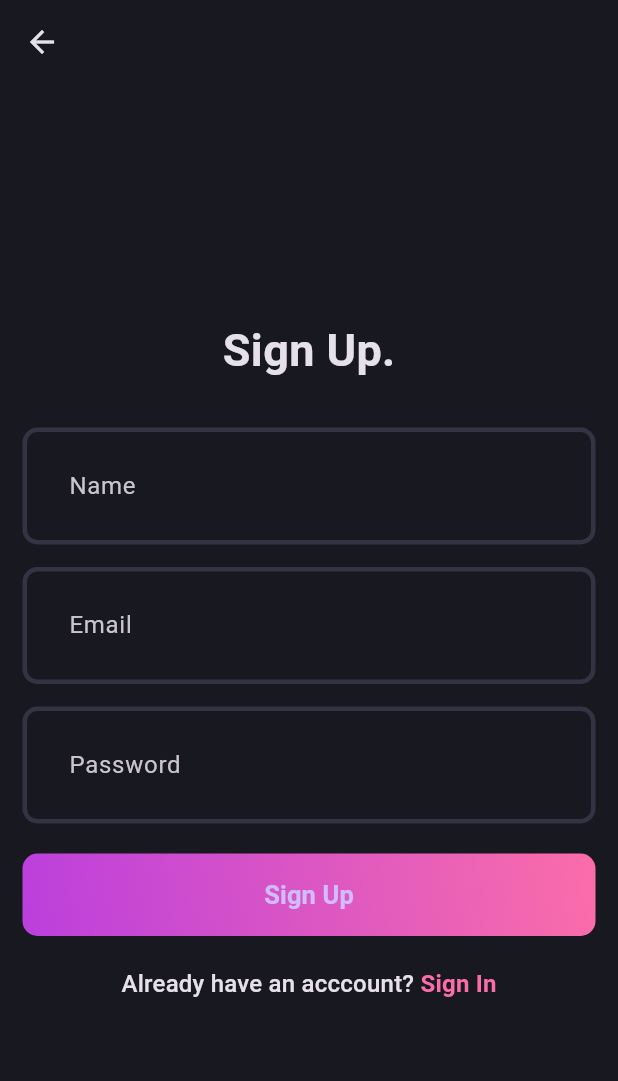
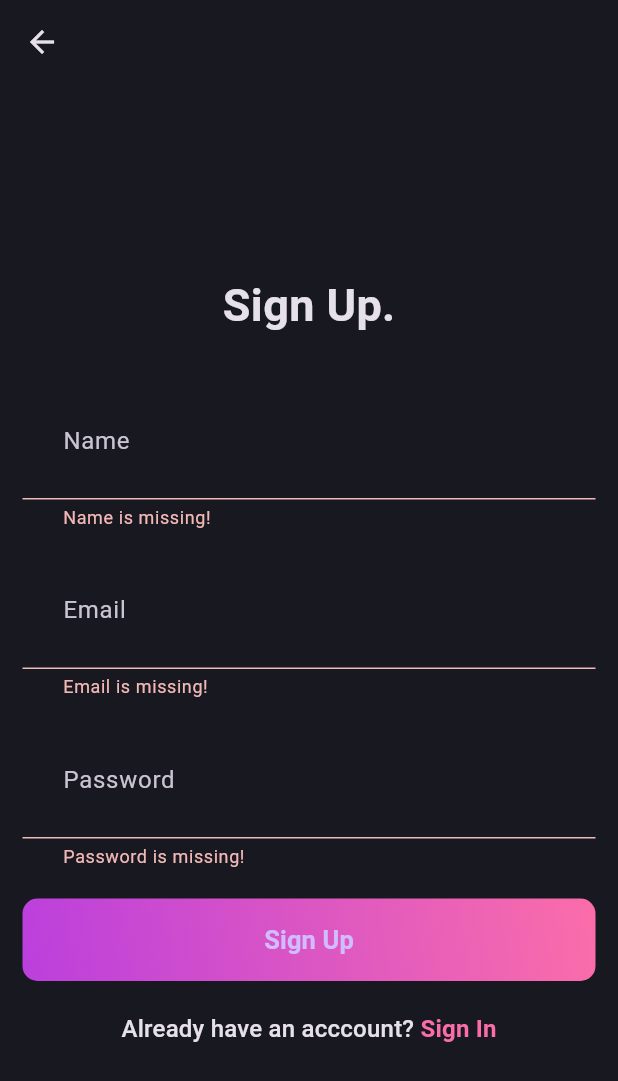
Before and after one commit to hwebz/learn-flutter, a Flutter app: the SignUpPage screen opened directly, after a tap on "Sign Up", on a phone screen of 412 x 824 dp. Shown: the top 1081 px of the screen. Run offline on Flutter 3.47's test engine with Material 3 defaults, Android fonts, the phone set to English and light mode, and no system bars; our stand-ins replace animated_bottom_navigation_bar, bloc, camera, cloud_firestore, firebase_auth, firebase_core and 18 more; missing offline and left inert: dart:ffi; accounts and stored records are empty.

Commit message:
Finish Sign Up Page

```diff
--- a/blog_app/lib/features/auth/data/datasources/auth_remote_data_source.dart
+++ b/blog_app/lib/features/auth/data/datasources/auth_remote_data_source.dart
@@ -40,13 +40,13 @@ class AuthRemoteDataSourceImpl implements AuthRemoteDataSource {
           'name': name,
         },
       );
-
       if (response.user == null) {
         throw ServerException(message: 'User is null');
       }
 
       return response.user!.id;
     } catch (e) {
+      print(e);
       throw ServerException(message: e.toString());
     }
   }
--- /dev/null
+++ b/blog_app/lib/features/auth/presentation/bloc/bloc/auth_bloc.dart
@@ -0,0 +1,25 @@
+import 'package:bloc/bloc.dart';
+import 'package:blog_app/features/auth/domain/usecases/user_sign_up.dart';
+import 'package:meta/meta.dart';
+
+part 'auth_event.dart';
+part 'auth_state.dart';
+
+class AuthBloc extends Bloc<AuthEvent, AuthState> {
+  final UserSignUp _userSignUp;
+  AuthBloc({
+    required UserSignUp userSignUp,
+  })  : _userSignUp = userSignUp,
+        super(AuthInitial()) {
+    on<AuthSignUp>((event, emit) async {
+      final res = await _userSignUp(UserSignUpParams(
+        name: event.name,
+        email: event.email,
+        password: event.password,
+      ));
+
+      res.fold((l) => emit(AuthFailure(message: l.message)),
+          (uid) => emit(AuthSuccess(uid: uid)));
+    });
+  }
+}
--- /dev/null
+++ b/blog_app/lib/features/auth/presentation/bloc/bloc/auth_event.dart
@@ -0,0 +1,16 @@
+part of 'auth_bloc.dart';
+
+@immutable
+sealed class AuthEvent {}
+
+final class AuthSignUp extends AuthEvent {
+  final String email;
+  final String password;
+  final String name;
+
+  AuthSignUp({
+    required this.email,
+    required this.password,
+    required this.name,
+  });
+}
--- /dev/null
+++ b/blog_app/lib/features/auth/presentation/bloc/bloc/auth_state.dart
@@ -0,0 +1,26 @@
+part of 'auth_bloc.dart';
+
+@immutable
+sealed class AuthState {
+  const AuthState();
+}
+
+final class AuthInitial extends AuthState {}
+
+final class AuthLoading extends AuthState {}
+
+final class AuthSuccess extends AuthState {
+  final String uid;
+
+  const AuthSuccess({
+    required this.uid,
+  });
+}
+
+final class AuthFailure extends AuthState {
+  final String message;
+
+  const AuthFailure({
+    required this.message,
+  });
+}
--- a/blog_app/lib/features/auth/presentation/pages/login_page.dart
+++ b/blog_app/lib/features/auth/presentation/pages/login_page.dart
@@ -48,7 +48,10 @@ class _LogInPageState extends State<LogInPage> {
               isObscureText: true,
             ),
             const SizedBox(height: 20),
-            const AuthGradientButton(title: 'Sign In'),
+            AuthGradientButton(
+              title: 'Sign In',
+              onPressed: () {},
+            ),
             const SizedBox(height: 20),
             GestureDetector(
               onTap: () {
--- a/blog_app/lib/features/auth/presentation/pages/signup_page.dart
+++ b/blog_app/lib/features/auth/presentation/pages/signup_page.dart
@@ -1,8 +1,10 @@
 import 'package:blog_app/core/theme/app_pallete.dart';
+import 'package:blog_app/features/auth/presentation/bloc/bloc/auth_bloc.dart';
 import 'package:blog_app/features/auth/presentation/pages/login_page.dart';
 import 'package:blog_app/features/auth/presentation/widgest/auth_field.dart';
 import 'package:blog_app/features/auth/presentation/widgest/auth_gradient_button.dart';
 import 'package:flutter/material.dart';
+import 'package:flutter_bloc/flutter_bloc.dart';
 
 class SignUpPage extends StatefulWidget {
   const SignUpPage({super.key});
@@ -57,7 +59,18 @@ class _SignUpPageState extends State<SignUpPage> {
                   isObscureText: true,
                 ),
                 const SizedBox(height: 20),
-                const AuthGradientButton(title: 'Sign Up'),
+                AuthGradientButton(
+                  title: 'Sign Up',
+                  onPressed: () {
+                    if (formKey.currentState!.validate()) {
+                      context.read<AuthBloc>().add(AuthSignUp(
+                            email: emailController.text.trim(),
+                            password: passwordController.text.trim(),
+                            name: nameController.text.trim(),
+                          ));
+                    }
+                  },
+                ),
                 const SizedBox(height: 20),
                 GestureDetector(
                   onTap: () {
--- a/blog_app/lib/features/auth/presentation/widgest/auth_field.dart
+++ b/blog_app/lib/features/auth/presentation/widgest/auth_field.dart
@@ -23,6 +23,7 @@ class AuthField extends StatelessWidget {
         }
         return null;
       },
+      controller: controller,
       obscureText: isObscureText,
     );
   }
--- a/blog_app/lib/features/auth/presentation/widgest/auth_gradient_button.dart
+++ b/blog_app/lib/features/auth/presentation/widgest/auth_gradient_button.dart
@@ -2,9 +2,11 @@ import 'package:blog_app/core/theme/app_pallete.dart';
 import 'package:flutter/material.dart';
 
 class AuthGradientButton extends StatelessWidget {
-  const AuthGradientButton({super.key, required this.title});
+  const AuthGradientButton(
+      {super.key, required this.title, required this.onPressed});
 
   final String title;
+  final VoidCallback onPressed;
 
   @override
   Widget build(BuildContext context) {
@@ -16,7 +18,7 @@ class AuthGradientButton extends StatelessWidget {
               end: Alignment.topRight),
           borderRadius: BorderRadius.circular(10)),
       child: ElevatedButton(
-        onPressed: () {},
+        onPressed: onPressed,
         style: ElevatedButton.styleFrom(
             fixedSize: const Size(395, 55),
             backgroundColor: AppPallete.transparentColor,
```
Also changed, not shown: blog_app/lib/main.dart (+16 -1 lines), 3 other files.
